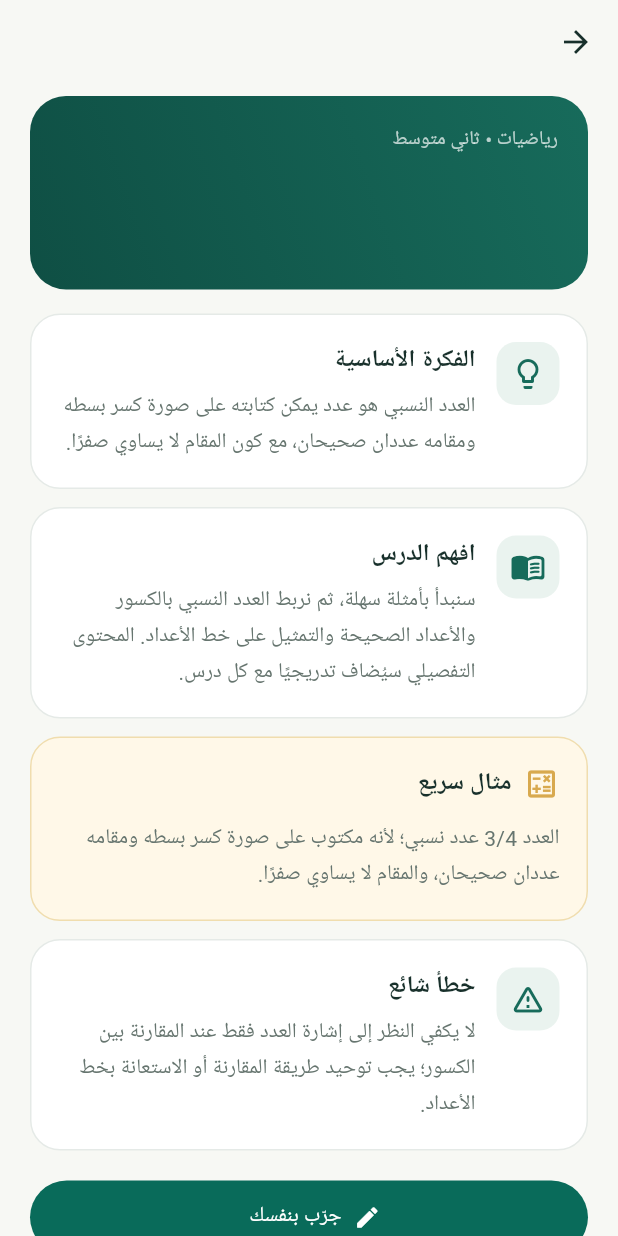
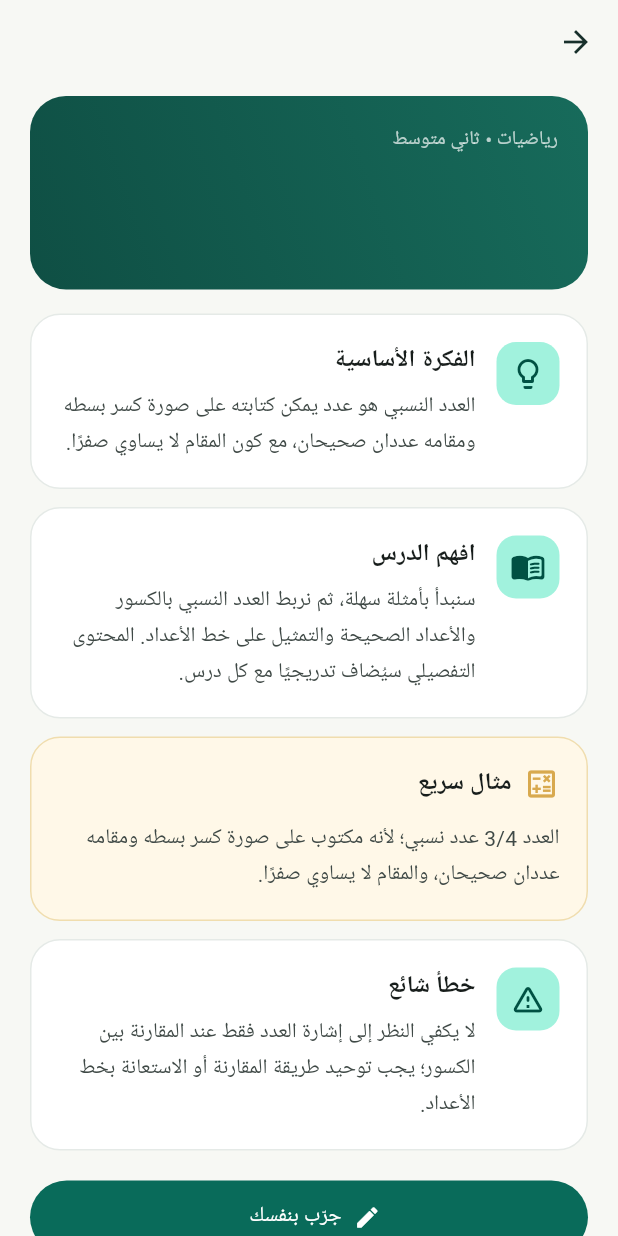
Before and after one commit to gehadalyafai-spec/midad, a Flutter app: the LessonScreen screen opened directly with empty values, on a phone screen of 412 x 824 dp. Run offline on Flutter 3.47's test engine with Material 3 defaults, Android fonts, the phone set to English and light mode, and no system bars; our stand-ins replace flutter_animate, shimmer.

Commit message:
Polish lesson screen for dark mode

```diff
--- a/lib/features/lessons/screens/lesson_screen.dart
+++ b/lib/features/lessons/screens/lesson_screen.dart
@@ -116,12 +116,19 @@ class _SectionCard extends StatelessWidget {
 
   @override
   Widget build(BuildContext context) {
+    final colors = Theme.of(context).colorScheme;
+    final isDark = Theme.of(context).brightness == Brightness.dark;
+
     return Container(
       padding: const EdgeInsets.all(18),
       decoration: BoxDecoration(
-        color: Colors.white,
+        color: isDark ? AppColors.darkSurface : Colors.white,
         borderRadius: BorderRadius.circular(20),
-        border: Border.all(color: const Color(0xFFE5EAE7)),
+        border: Border.all(
+          color: isDark
+              ? Colors.white.withValues(alpha: 0.07)
+              : const Color(0xFFE5EAE7),
+        ),
       ),
       child: Row(
         crossAxisAlignment: CrossAxisAlignment.start,
@@ -130,10 +137,10 @@ class _SectionCard extends StatelessWidget {
             width: 42,
             height: 42,
             decoration: BoxDecoration(
-              color: AppColors.surfaceSoft,
+              color: colors.primaryContainer,
               borderRadius: BorderRadius.circular(13),
             ),
-            child: Icon(icon, color: AppColors.primary),
+            child: Icon(icon, color: colors.onPrimaryContainer),
           ),
           const SizedBox(width: 14),
           Expanded(
@@ -144,16 +151,16 @@ class _SectionCard extends StatelessWidget {
                   title,
                   style: Theme.of(context).textTheme.titleMedium?.copyWith(
                         fontWeight: FontWeight.w800,
-                        color: AppColors.textPrimary,
+                        color: colors.onSurface,
                       ),
                 ),
                 const SizedBox(height: 6),
                 Text(
                   text,
-                  style: const TextStyle(
-                    color: AppColors.textSecondary,
-                    height: 1.7,
-                  ),
+                  style: Theme.of(context).textTheme.bodyMedium?.copyWith(
+                        color: colors.onSurfaceVariant,
+                        height: 1.7,
+                      ),
                 ),
               ],
             ),
@@ -169,12 +176,19 @@ class _ExampleCard extends StatelessWidget {
 
   @override
   Widget build(BuildContext context) {
+    final colors = Theme.of(context).colorScheme;
+    final isDark = Theme.of(context).brightness == Brightness.dark;
+    final background =
+        isDark ? const Color(0xFF2A251B) : const Color(0xFFFFF8E8);
+    final border =
+        isDark ? const Color(0xFF4A3D22) : const Color(0xFFF0DDAE);
+
     return Container(
       padding: const EdgeInsets.all(18),
       decoration: BoxDecoration(
-        color: const Color(0xFFFFF8E8),
+        color: background,
         borderRadius: BorderRadius.circular(20),
-        border: Border.all(color: const Color(0xFFF0DDAE)),
+        border: Border.all(color: border),
       ),
       child: Column(
         crossAxisAlignment: CrossAxisAlignment.start,
@@ -187,15 +201,18 @@ class _ExampleCard extends StatelessWidget {
                 'مثال سريع',
                 style: Theme.of(context).textTheme.titleMedium?.copyWith(
                       fontWeight: FontWeight.w800,
-                      color: AppColors.textPrimary,
+                      color: colors.onSurface,
                     ),
               ),
             ],
           ),
           const SizedBox(height: 12),
-          const Text(
+          Text(
             'العدد 3/4 عدد نسبي؛ لأنه مكتوب على صورة كسر بسطه ومقامه عددان صحيحان، والمقام لا يساوي صفرًا.',
-            style: TextStyle(color: AppColors.textSecondary, height: 1.7),
+            style: Theme.of(context).textTheme.bodyMedium?.copyWith(
+                  color: colors.onSurfaceVariant,
+                  height: 1.7,
+                ),
           ),
         ],
       ),
```
